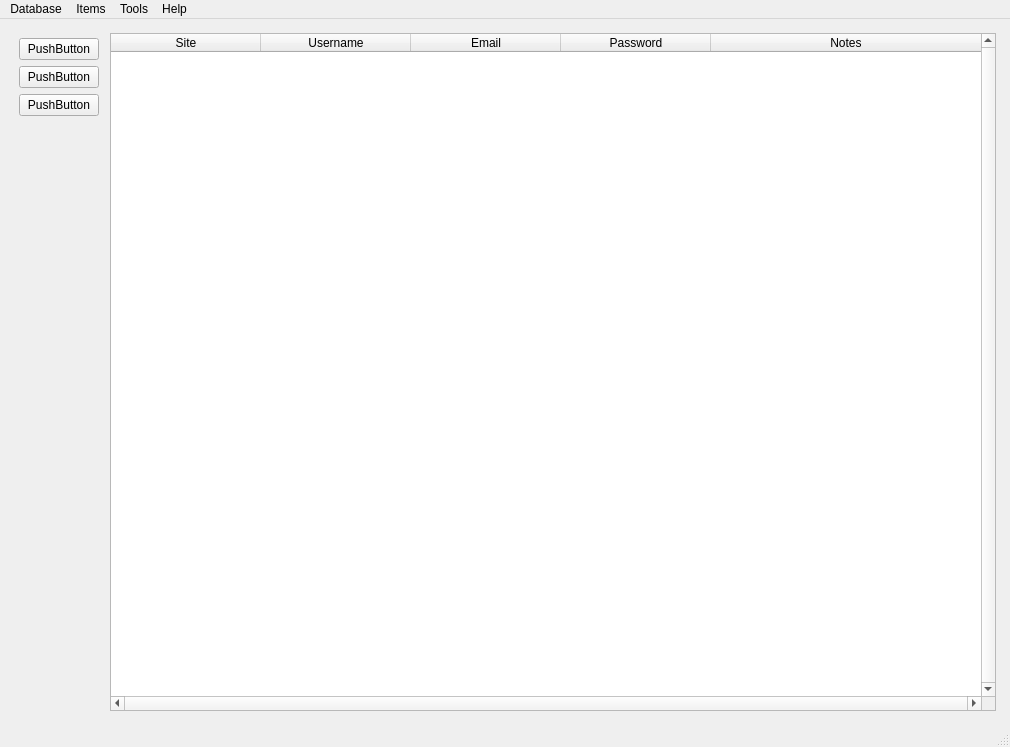
Above: pastword.ui from GeorgeHoneywood/pastword before the change. Below: the same form after it.
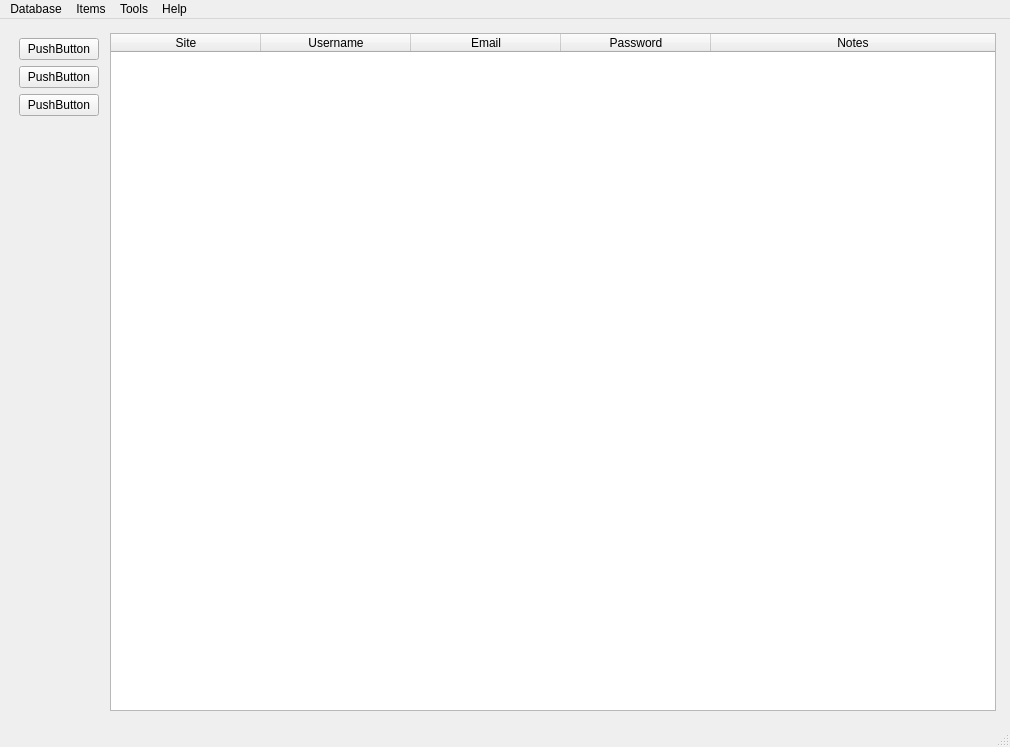
That is the form after the change.

What changed in the file:
```diff
--- a/pastword.ui
+++ b/pastword.ui
@@ -88,10 +88,10 @@
          <enum>QFrame::Raised</enum>
         </property>
         <property name="verticalScrollBarPolicy">
-         <enum>Qt::ScrollBarAlwaysOn</enum>
+         <enum>Qt::ScrollBarAsNeeded</enum>
         </property>
         <property name="horizontalScrollBarPolicy">
-         <enum>Qt::ScrollBarAlwaysOn</enum>
+         <enum>Qt::ScrollBarAsNeeded</enum>
         </property>
         <property name="editTriggers">
          <set>QAbstractItemView::NoEditTriggers</set>
```
Left out of the diff: 7 changed lines with no effect on the pictures.
